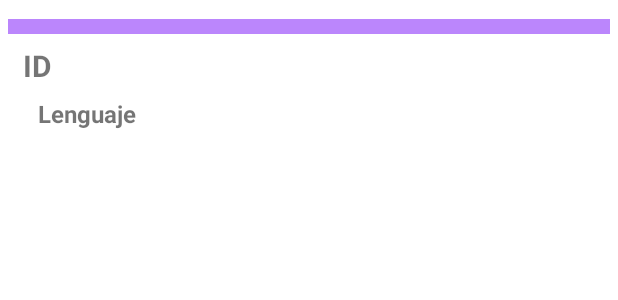
After one commit to heltonsmith/EjemploChipToogleButton, an Android app: the layout recycler_layout.xml on its own in the app's theme, with its tools: preview values and no code run, on a phone screen of 412 x 824 dp. The commit adds this screen. Shown: the top 300 px of the screen. Run offline under Robolectric (Android 15) with nearby library versions, the phone set to English and light mode, and no system bars.

```diff
--- /dev/null
+++ b/app/src/main/java/com/heltonbustos/ejemplochiptooglebutton/recyclerview/LenguajesModelo.kt
@@ -0,0 +1,3 @@
+package com.heltonbustos.ejemplochiptooglebutton.recyclerview
+
+class LenguajesModelo(val id: Int, val lenguaje: String)
--- /dev/null
+++ b/app/src/main/res/layout/recycler_layout.xml
@@ -0,0 +1,38 @@
+<?xml version="1.0" encoding="utf-8"?>
+<LinearLayout xmlns:android="http://schemas.android.com/apk/res/android"
+    android:layout_width="match_parent"
+    android:layout_height="match_parent"
+    android:orientation="vertical"
+    android:padding="5dp">
+
+    <TextView
+        android:layout_width="500dp"
+        android:layout_height="10dp"
+        android:textSize="20sp"
+        android:layout_marginTop="7dp"
+        android:background="@color/purple_200" />
+
+    <TextView
+        android:id="@+id/txtId"
+        android:layout_width="match_parent"
+        android:layout_height="wrap_content"
+        android:layout_marginLeft="10dp"
+        android:layout_marginTop="7dp"
+        android:text="ID"
+        android:textAlignment="textStart"
+        android:textSize="20sp"
+        android:textStyle="bold" />
+
+    <TextView
+        android:id="@+id/txtLenguaje"
+        android:layout_width="match_parent"
+        android:layout_height="wrap_content"
+        android:layout_marginLeft="20dp"
+        android:layout_marginTop="7dp"
+        android:text="Lenguaje"
+        android:textAlignment="textStart"
+        android:textSize="16sp"
+        android:textStyle="bold" />
+
+
+</LinearLayout>
```
Also changed, not shown: app/src/main/java/com/heltonbustos/ejemplochiptooglebutton/MainActivity.kt (+129 -1 lines), app/src/main/java/com/heltonbustos/ejemplochiptooglebutton/bd/Conexion.kt (added, +24 -0 lines), app/src/main/java/com/heltonbustos/ejemplochiptooglebutton/recyclerview/AdaptadorDatos.kt (added, +44 -0 lines), app/src/main/res/drawable/ic_code.xml (added, +10 -0 lines), app/src/main/res/layout/activity_main.xml (+11 -1 lines).
